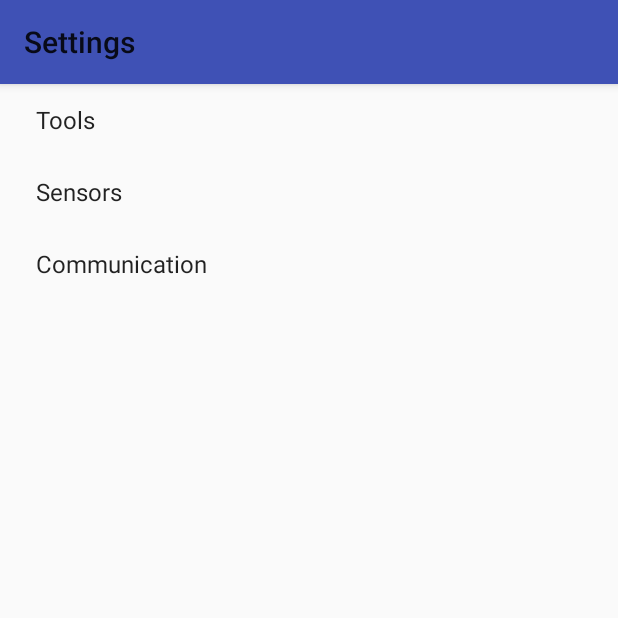
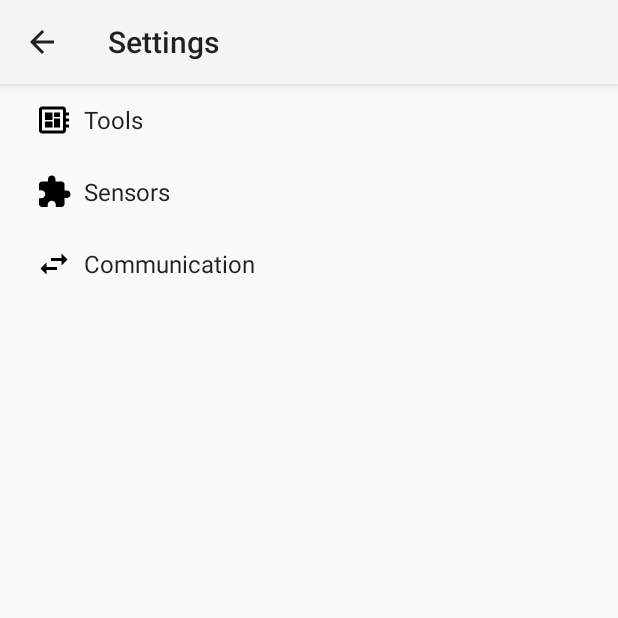
Before and after one commit to tomasSimandl/AndroidCarAlarm, an Android app: the SettingsActivity screen opened directly, with no data from a screen before it, on a phone screen of 412 x 824 dp, the top half of it. Run offline under Robolectric (Android 15) with nearby library versions, the phone set to English and light mode, and no system bars; libraries missing offline, so code that uses them is left out: android.support.v14.

Commit message:
united of themes, added icons, added back button to preferences

```diff
--- a/app/src/main/AndroidManifest.xml
+++ b/app/src/main/AndroidManifest.xml
@@ -34,7 +34,11 @@
 
         <activity
             android:name=".SettingsActivity"
-            android:label="@string/title_activity_settings">
+            android:label="@string/title_activity_settings"
+            android:parentActivityName=".MainActivity">
+            <meta-data
+                android:name="android.support.PARENT_ACTIVITY"
+                android:value=".MainActivity" />
         </activity>
 
 
--- /dev/null
+++ b/app/src/main/res/drawable/ic_developer_board_black_24dp.xml
@@ -0,0 +1,9 @@
+<vector xmlns:android="http://schemas.android.com/apk/res/android"
+        android:width="24dp"
+        android:height="24dp"
+        android:viewportWidth="24.0"
+        android:viewportHeight="24.0">
+    <path
+        android:fillColor="@android:color/primary_text_light"
+        android:pathData="M22,9L22,7h-2L20,5c0,-1.1 -0.9,-2 -2,-2L4,3c-1.1,0 -2,0.9 -2,2v14c0,1.1 0.9,2 2,2h14c1.1,0 2,-0.9 2,-2v-2h2v-2h-2v-2h2v-2h-2L20,9h2zM18,19L4,19L4,5h14v14zM6,13h5v4L6,17zM12,7h4v3h-4zM6,7h5v5L6,12zM12,11h4v6h-4z"/>
+</vector>
--- /dev/null
+++ b/app/src/main/res/drawable/ic_extension_black_24dp.xml
@@ -0,0 +1,9 @@
+<vector xmlns:android="http://schemas.android.com/apk/res/android"
+        android:width="24dp"
+        android:height="24dp"
+        android:viewportWidth="24.0"
+        android:viewportHeight="24.0">
+    <path
+        android:fillColor="@android:color/primary_text_light"
+        android:pathData="M20.5,11H19V7c0,-1.1 -0.9,-2 -2,-2h-4V3.5C13,2.12 11.88,1 10.5,1S8,2.12 8,3.5V5H4c-1.1,0 -1.99,0.9 -1.99,2v3.8H3.5c1.49,0 2.7,1.21 2.7,2.7s-1.21,2.7 -2.7,2.7H2V20c0,1.1 0.9,2 2,2h3.8v-1.5c0,-1.49 1.21,-2.7 2.7,-2.7 1.49,0 2.7,1.21 2.7,2.7V22H17c1.1,0 2,-0.9 2,-2v-4h1.5c1.38,0 2.5,-1.12 2.5,-2.5S21.88,11 20.5,11z"/>
+</vector>
--- /dev/null
+++ b/app/src/main/res/drawable/ic_settings_white_24dp.xml
@@ -0,0 +1,5 @@
+<vector android:height="24dp" android:tint="#FFFFFF"
+    android:viewportHeight="24.0" android:viewportWidth="24.0"
+    android:width="24dp" xmlns:android="http://schemas.android.com/apk/res/android">
+    <path android:fillColor="#FF000000" android:pathData="M19.43,12.98c0.04,-0.32 0.07,-0.64 0.07,-0.98s-0.03,-0.66 -0.07,-0.98l2.11,-1.65c0.19,-0.15 0.24,-0.42 0.12,-0.64l-2,-3.46c-0.12,-0.22 -0.39,-0.3 -0.61,-0.22l-2.49,1c-0.52,-0.4 -1.08,-0.73 -1.69,-0.98l-0.38,-2.65C14.46,2.18 14.25,2 14,2h-4c-0.25,0 -0.46,0.18 -0.49,0.42l-0.38,2.65c-0.61,0.25 -1.17,0.59 -1.69,0.98l-2.49,-1c-0.23,-0.09 -0.49,0 -0.61,0.22l-2,3.46c-0.13,0.22 -0.07,0.49 0.12,0.64l2.11,1.65c-0.04,0.32 -0.07,0.65 -0.07,0.98s0.03,0.66 0.07,0.98l-2.11,1.65c-0.19,0.15 -0.24,0.42 -0.12,0.64l2,3.46c0.12,0.22 0.39,0.3 0.61,0.22l2.49,-1c0.52,0.4 1.08,0.73 1.69,0.98l0.38,2.65c0.03,0.24 0.24,0.42 0.49,0.42h4c0.25,0 0.46,-0.18 0.49,-0.42l0.38,-2.65c0.61,-0.25 1.17,-0.59 1.69,-0.98l2.49,1c0.23,0.09 0.49,0 0.61,-0.22l2,-3.46c0.12,-0.22 0.07,-0.49 -0.12,-0.64l-2.11,-1.65zM12,15.5c-1.93,0 -3.5,-1.57 -3.5,-3.5s1.57,-3.5 3.5,-3.5 3.5,1.57 3.5,3.5 -1.57,3.5 -3.5,3.5z"/>
+</vector>
--- /dev/null
+++ b/app/src/main/res/drawable/ic_swap_horiz_black_24dp.xml
@@ -0,0 +1,9 @@
+<vector xmlns:android="http://schemas.android.com/apk/res/android"
+        android:width="24dp"
+        android:height="24dp"
+        android:viewportWidth="24.0"
+        android:viewportHeight="24.0">
+    <path
+        android:fillColor="@android:color/primary_text_light"
+        android:pathData="M6.99,11L3,15l3.99,4v-3H14v-2H6.99v-3zM21,9l-3.99,-4v3H10v2h7.01v3L21,9z"/>
+</vector>
--- a/app/src/main/res/layout/app_bar_main.xml
+++ b/app/src/main/res/layout/app_bar_main.xml
@@ -29,6 +29,6 @@
         android:layout_height="wrap_content"
         android:layout_gravity="bottom|end"
         android:layout_margin="@dimen/fab_margin"
-        app:srcCompat="@android:drawable/ic_menu_preferences" />
+        app:srcCompat="@drawable/ic_settings_white_24dp" />
 
 </android.support.design.widget.CoordinatorLayout>
--- a/app/src/main/res/layout/nav_header_main.xml
+++ b/app/src/main/res/layout/nav_header_main.xml
@@ -9,8 +9,7 @@
     android:paddingBottom="@dimen/activity_vertical_margin"
     android:paddingLeft="@dimen/activity_horizontal_margin"
     android:paddingRight="@dimen/activity_horizontal_margin"
-    android:paddingTop="@dimen/activity_vertical_margin"
-    android:theme="@style/ThemeOverlay.AppCompat.Dark">
+    android:paddingTop="@dimen/activity_vertical_margin">
 
     <ImageView
         android:id="@+id/imageView"
--- a/app/src/main/res/menu/activity_main_drawer.xml
+++ b/app/src/main/res/menu/activity_main_drawer.xml
@@ -3,10 +3,10 @@
     xmlns:tools="http://schemas.android.com/tools"
     tools:showIn="navigation_view">
 
-    <group android:checkableBehavior="single">
+    <group android:checkableBehavior="none">
         <item
             android:id="@+id/menu_settings"
-            android:icon="@android:drawable/ic_menu_preferences"
+            android:icon="@drawable/ic_settings_black_24dp"
             android:title="@string/menu_settings_title" />
     </group>
 </menu>
--- a/app/src/main/res/values/colors.xml
+++ b/app/src/main/res/values/colors.xml
@@ -1,9 +1,5 @@
 <?xml version="1.0" encoding="utf-8"?>
 <resources>
-    <color name="colorPrimary">#3F51B5</color>
-    <color name="colorPrimaryDark">#303F9F</color>
-    <color name="colorAccent">#FF4081</color>
-
     <color name="disabled">#FF2330</color>
     <color name="enabled">#119F27</color>
 </resources>
--- a/app/src/main/res/values/styles.xml
+++ b/app/src/main/res/values/styles.xml
@@ -2,13 +2,8 @@
 
     <!-- Base application theme. -->
     <style name="AppTheme" parent="Theme.AppCompat.Light">
-        <!-- Customize your theme here. -->
-        <item name="colorPrimary">@color/colorPrimary</item>
-        <item name="colorPrimaryDark">@color/colorPrimaryDark</item>
-        <item name="colorAccent">@color/colorAccent</item>
-
         <item name="preferenceTheme">
-            @style/PreferenceThemeOverlay.v14.Material
+            @style/PreferenceThemeOverlay
         </item>
     </style>
 
@@ -17,8 +12,8 @@
         <item name="windowNoTitle">true</item>
     </style>
 
-    <style name="AppTheme.AppBarOverlay" parent="ThemeOverlay.AppCompat.Dark.ActionBar" />
+    <style name="AppTheme.AppBarOverlay" />
 
-    <style name="AppTheme.PopupOverlay" parent="ThemeOverlay.AppCompat.Light" />
+    <style name="AppTheme.PopupOverlay" />
 
 </resources>
--- a/app/src/main/res/xml/pref_headers.xml
+++ b/app/src/main/res/xml/pref_headers.xml
@@ -1,14 +1,17 @@
 <preference-headers xmlns:android="http://schemas.android.com/apk/res/android">
 
     <header
+        android:icon="@drawable/ic_developer_board_black_24dp"
         android:fragment="com.example.tomas.carsecurity.SettingsActivity$ToolsPreferenceFragment"
         android:title="@string/pref_header_tools" />
 
     <header
+        android:icon="@drawable/ic_extension_black_24dp"
         android:fragment="com.example.tomas.carsecurity.SettingsActivity$SensorsPreferenceFragment"
         android:title="@string/pref_header_sensors" />
 
     <header
+        android:icon="@drawable/ic_swap_horiz_black_24dp"
         android:fragment="com.example.tomas.carsecurity.SettingsActivity$CommunicationPreferenceFragment"
         android:title="@string/pref_header_communication" />
 
```
Also changed, not shown: app/src/main/java/com/example/tomas/carsecurity/SettingsActivity.kt (+13 -1 lines), app/src/main/res/drawable/ic_settings_black_24dp.xml (added, +9 -0 lines).
